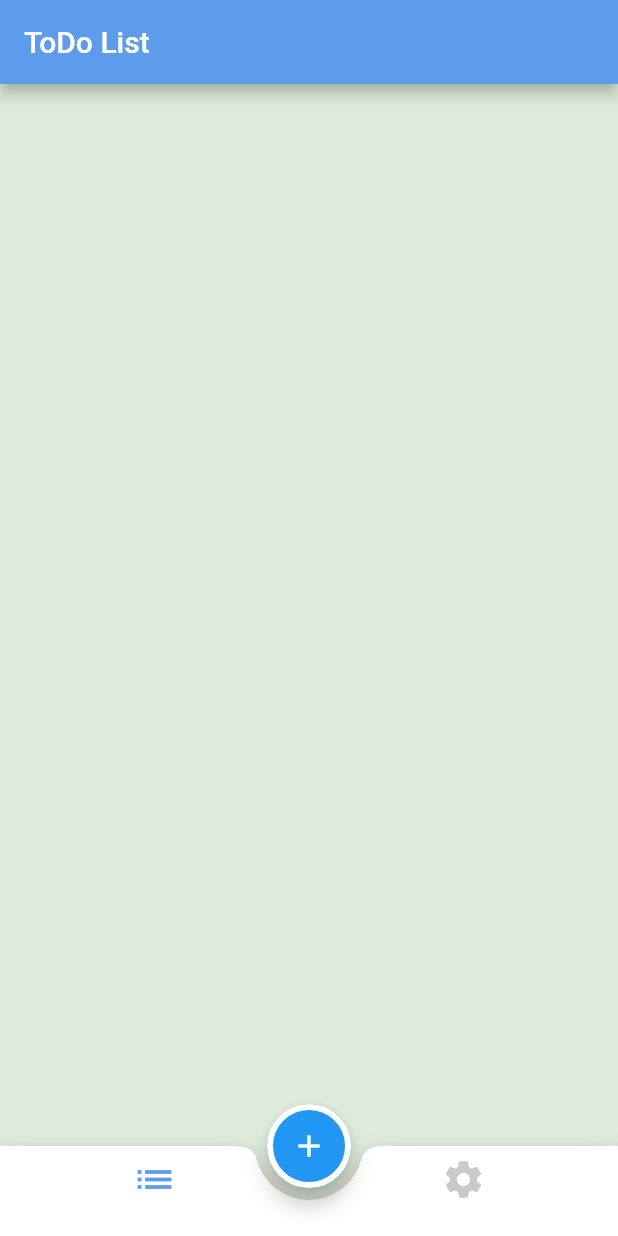
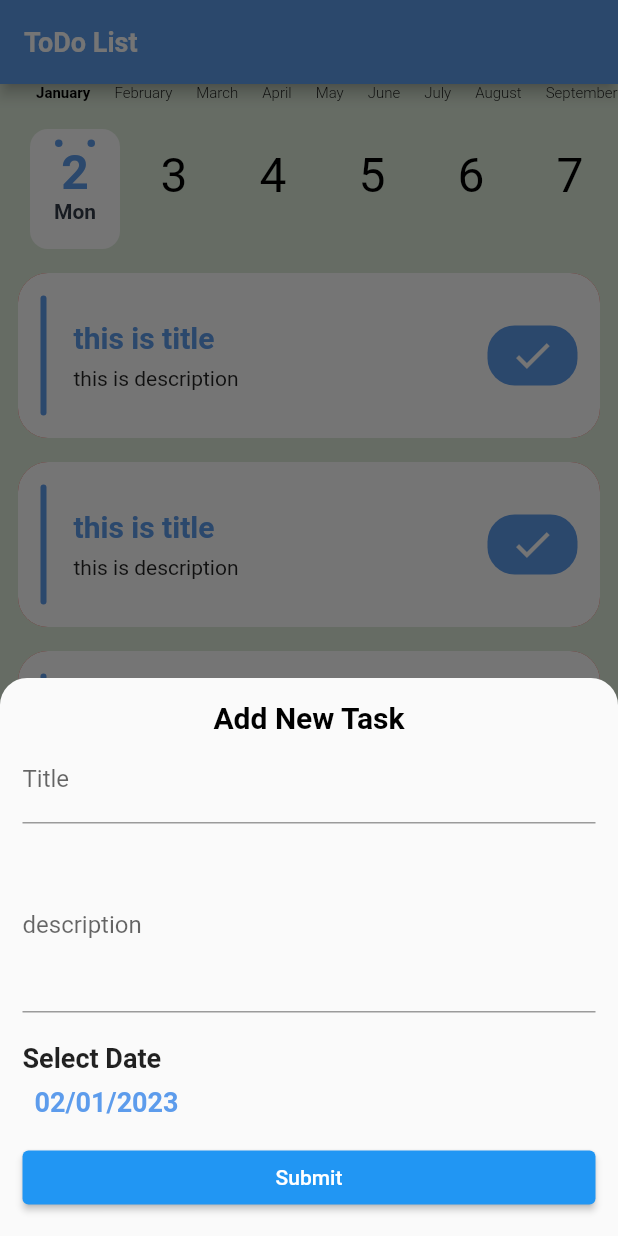
Before and after one commit to rosesosi/todo-app, a Flutter app: the screen it shows after launch, after a tap on the "add" icon, on a phone screen of 412 x 824 dp. Run offline on Flutter 3.47's test engine with Material 2 defaults, Android fonts, the phone set to English and light mode, and no system bars; drawn by our look-alikes of calendar_timeline, flutter_slidable; our stand-ins replace cloud_firestore, firebase_core; accounts and stored records are empty; generated files the repository leaves out were written again.

Commit message:
+create home page +add my theme +add task +intgrite with firebase +list item

```diff
--- /dev/null
+++ b/lib/database/my_database.dart
@@ -0,0 +1,23 @@
+import 'package:cloud_firestore/cloud_firestore.dart';
+import 'package:todo_app_flutter/database/task.dart';
+
+class MyDatabase {
+  static CollectionReference<Task> getTasksCollection() {
+    var tasksCollection = FirebaseFirestore.instance
+        .collection('tasks')
+        .withConverter<Task>(
+            fromFirestore: ((snapshot, options) =>
+                Task.fromFireStore(snapshot.data()!)),
+            toFirestore: (task, options) => task.toFireStore());
+
+    return tasksCollection;
+  }
+
+  static Future insertTask(Task task) {
+    var tasksCollection = getTasksCollection();
+    //handele task id
+    var doc = tasksCollection.doc();
+    task.id = doc.id;
+    return doc.set(task);
+  }
+}
--- /dev/null
+++ b/lib/database/task.dart
@@ -0,0 +1,36 @@
+class Task {
+  String id;
+  String title;
+  String description;
+  DateTime dateTime;
+  bool isDone;
+
+  Task(
+      {this.id = '',
+      required this.title,
+      required this.description,
+      required this.dateTime,
+      this.isDone = false});
+
+  Task.fromFireStore(Map<String, dynamic> data)
+      :
+        // id = data['id'];
+        // title = data['title'];
+        // lazm nfs el key fe method toFireStore
+        this(
+            id: data['id'],
+            title: data['title'],
+            description: data['description'],
+            dateTime: DateTime.fromMillisecondsSinceEpoch(data['dateTime']),
+            isDone: data['isDone']);
+
+  Map<String, dynamic> toFireStore() {
+    return {
+      'id': id,
+      'title': title,
+      'description': description,
+      'dateTime': dateTime.millisecondsSinceEpoch,
+      'isDone': isDone
+    };
+  }
+}
--- a/lib/main.dart
+++ b/lib/main.dart
@@ -1,8 +1,13 @@
+import 'package:firebase_core/firebase_core.dart';
 import 'package:flutter/material.dart';
 import 'package:todo_app_flutter/my_theme.dart';
 import 'package:todo_app_flutter/ui/home/home_screen.dart';
 
-void main() {
+import 'firebase_options.dart';
+
+void main() async {
+  await WidgetsFlutterBinding.ensureInitialized();
+  await Firebase.initializeApp(options: DefaultFirebaseOptions.currentPlatform);
   runApp(MyApp());
 }
 
--- a/lib/my_theme.dart
+++ b/lib/my_theme.dart
@@ -17,5 +17,17 @@ class MyTheme {
         unselectedIconTheme: IconThemeData(size: 30, color: colorGrey),
         backgroundColor: Colors.transparent,
         elevation: 0,
-      ));
+      ),
+      bottomSheetTheme: BottomSheetThemeData(
+          shape: RoundedRectangleBorder(
+              borderRadius: BorderRadius.only(
+                  topLeft: Radius.circular(18),
+                  topRight: Radius.circular(18)))),
+      textTheme: const TextTheme(
+          headline5: TextStyle(
+              fontSize: 20, fontWeight: FontWeight.bold, color: Colors.black),
+          headline6: TextStyle(
+            fontSize: 18,
+            fontWeight: FontWeight.bold,
+          )));
 }
--- a/lib/ui/home/home_screen.dart
+++ b/lib/ui/home/home_screen.dart
@@ -1,5 +1,6 @@
 import 'package:flutter/material.dart';
 import 'package:todo_app_flutter/ui/home/settings/settings_tab.dart';
+import 'package:todo_app_flutter/ui/home/taskList/add_task.dart';
 import 'package:todo_app_flutter/ui/home/taskList/task_list_tab.dart';
 
 class HomeScreen extends StatefulWidget {
@@ -22,7 +23,9 @@ class _HomeScreenState extends State<HomeScreen> {
       floatingActionButton: FloatingActionButton(
         shape: StadiumBorder(side: BorderSide(color: Colors.white, width: 4)),
         child: Icon(Icons.add),
-        onPressed: () {},
+        onPressed: () {
+          showAddTaskBottomSheet();
+        },
       ),
       bottomNavigationBar: BottomAppBar(
         shape: CircularNotchedRectangle(),
@@ -45,4 +48,12 @@ class _HomeScreenState extends State<HomeScreen> {
   }
 
   var tabs = [TaskListTab(), SettingsTab()];
+
+  void showAddTaskBottomSheet() {
+    showModalBottomSheet(
+        context: context,
+        builder: (buildContext) {
+          return AddTask();
+        });
+  }
 }
--- /dev/null
+++ b/lib/ui/home/taskList/add_task.dart
@@ -0,0 +1,156 @@
+import 'package:flutter/material.dart';
+import 'package:todo_app_flutter/database/my_database.dart';
+import 'package:todo_app_flutter/database/task.dart';
+import 'package:todo_app_flutter/utils/date_utils.dart';
+import 'package:todo_app_flutter/utils/dialog_utils.dart';
+
+class AddTask extends StatefulWidget {
+  @override
+  State<AddTask> createState() => _AddTaskState();
+}
+
+class _AddTaskState extends State<AddTask> {
+  var formKey = GlobalKey<FormState>(); // 3shan ast5dm el form bra build
+  var titleControler = TextEditingController();
+  var descriptionController = TextEditingController();
+
+  @override
+  Widget build(BuildContext context) {
+    return SingleChildScrollView(
+      child: Container(
+        padding: EdgeInsets.all(15),
+        child: Form(
+          key: formKey,
+          child: Column(
+            crossAxisAlignment: CrossAxisAlignment.stretch,
+            children: [
+              Text(
+                'Add New Task',
+                textAlign: TextAlign.center,
+                style: Theme.of(context).textTheme.headline5,
+              ),
+              TextFormField(
+                controller: titleControler,
+                validator: (input) {
+                  if (input == null || input.trim().isEmpty) {
+                    return 'Please enter a valid title';
+                  }
+                  return null;
+                },
+                decoration: InputDecoration(
+                  labelText: 'Title',
+                ),
+              ),
+              SizedBox(
+                height: 10,
+              ),
+              TextFormField(
+                controller: descriptionController,
+                validator: (input) {
+                  if (input == null || input.trim().isEmpty) {
+                    return 'Please enter a valid description';
+                  }
+                  return null;
+                },
+                minLines: 4,
+                maxLines: 4,
+                decoration: InputDecoration(
+                  labelText: 'description',
+                ),
+              ),
+              SizedBox(
+                height: 20,
+              ),
+              Text(
+                'Select Date',
+                style: Theme.of(context).textTheme.headline6,
+              ),
+              InkWell(
+                onTap: () {
+                  showTaskDatePicker();
+                },
+                child: Padding(
+                  padding: const EdgeInsets.all(8.0),
+                  child: Text(MyDateUtils.formatTaskDate(selectedDate),
+                      style: Theme.of(context)
+                          .textTheme
+                          .headline6
+                          ?.copyWith(color: Theme.of(context).primaryColor)),
+                ),
+              ),
+              SizedBox(
+                height: 8,
+              ),
+              ElevatedButton(
+                  onPressed: () {
+                    insertTask();
+                  },
+                  child: Text('Submit')),
+            ],
+          ),
+        ),
+      ),
+    );
+  }
+
+  var selectedDate = DateTime.now();
+
+  void showTaskDatePicker() async {
+    var userSelectedDate = await showDatePicker(
+        context: context,
+        initialDate: selectedDate,
+        firstDate: DateTime.now(),
+        lastDate: DateTime.now().add(Duration(days: 365)));
+    if (userSelectedDate == null) {
+      return;
+    }
+    selectedDate = userSelectedDate;
+    setState(() {});
+  }
+
+  void insertTask() async {
+    //validate form
+    if (formKey.currentState?.validate() == false) {
+      return;
+    }
+    // insert task
+    Task task = Task(
+        title: titleControler.text,
+        description: descriptionController.text,
+        dateTime: selectedDate);
+    DialogUtils.showProgressDialog(context, 'Loading...', isDismissible: false);
+    try {
+      await MyDatabase.insertTask(task);
+      DialogUtils.hideDialog(context);
+      DialogUtils.showMessage(context, 'Task inserted Successfuly',
+          posActionTitle: 'Ok', posAction: () {
+        Navigator.pop(context);
+      }, isDismissible: false);
+    } catch (e) {
+      DialogUtils.hideDialog(context);
+      DialogUtils.showMessage(context, 'Error inserted task',
+          posActionTitle: 'Try Again',
+          posAction: () {
+            insertTask();
+          },
+          negActionTitle: 'cancel',
+          negAction: () {
+            Navigator.pop(context);
+          },
+          isDismissible: true);
+    }
+    // de call back we msh sa7 a3ml call back kter gwa b3d
+    // await MyDatabase.insertTask(task).then((value){
+    //   DialogUtils.hideDialog(context);
+    //   DialogUtils.showMessage(context, 'Task inserted Successfuly' , posActionTitle:'Ok' , posAction: (){Navigator.pop(context);} , isDismissible: false);
+    //
+    // }).onError((error, stackTrace) {
+    //   DialogUtils.hideDialog(context);
+    //   DialogUtils.showMessage(context, 'Error inserted task' , posActionTitle:'Try Again' , posAction: (){insertTask();} ,negActionTitle: 'cancel',
+    //       negAction: (){Navigator.pop(context);},
+    //       isDismissible: true);
+    // }).timeout(Duration(seconds: 3),onTimeout: (){
+    //   DialogUtils.hideDialog(context);
+    // });
+  }
+}
--- /dev/null
+++ b/lib/ui/home/taskList/task_item.dart
@@ -0,0 +1,84 @@
+import 'package:flutter/material.dart';
+import 'package:flutter_slidable/flutter_slidable.dart';
+
+class TaskItem extends StatelessWidget {
+  @override
+  Widget build(BuildContext context) {
+    return Container(
+      margin: EdgeInsets.symmetric(vertical: 8, horizontal: 12),
+      decoration: BoxDecoration(
+        color: Colors.red,
+        borderRadius: BorderRadius.circular(20),
+      ),
+      child: Slidable(
+        startActionPane: ActionPane(
+          extentRatio: 0.3,
+          children: [
+            SlidableAction(
+              onPressed: (buildContext) {},
+              backgroundColor: Colors.red,
+              label: 'Delete',
+              icon: Icons.delete,
+              borderRadius: BorderRadius.only(
+                topLeft: Radius.circular(20),
+                bottomLeft: Radius.circular(20),
+              ),
+            )
+          ],
+          motion: DrawerMotion(),
+        ),
+        child: Container(
+          padding: EdgeInsets.all(15),
+          decoration: BoxDecoration(
+              borderRadius: BorderRadius.circular(20), color: Colors.white),
+          child: Row(
+            children: [
+              Container(
+                height: 80,
+                width: 4,
+                decoration: BoxDecoration(
+                    borderRadius: BorderRadius.circular(18),
+                    color: Theme.of(context).primaryColor),
+              ),
+              SizedBox(
+                width: 18,
+              ),
+              Expanded(
+                child: Column(
+                  crossAxisAlignment: CrossAxisAlignment.stretch,
+                  children: [
+                    Text(
+                      'this is title',
+                      style: Theme.of(context)
+                          .textTheme
+                          .headline5
+                          ?.copyWith(color: Theme.of(context).primaryColor),
+                    ),
+                    SizedBox(
+                      height: 8,
+                    ),
+                    Text('this is description')
+                  ],
+                ),
+              ),
+              SizedBox(
+                width: 10,
+              ),
+              Container(
+                padding: EdgeInsets.symmetric(vertical: 5, horizontal: 15),
+                decoration: BoxDecoration(
+                    borderRadius: BorderRadius.circular(18),
+                    color: Theme.of(context).primaryColor),
+                child: Icon(
+                  Icons.check,
+                  color: Colors.white,
+                  size: 30,
+                ),
+              )
+            ],
+          ),
+        ),
+      ),
+    );
+  }
+}
--- a/lib/ui/home/taskList/task_list_tab.dart
+++ b/lib/ui/home/taskList/task_list_tab.dart
@@ -1,8 +1,43 @@
+import 'package:calendar_timeline/calendar_timeline.dart';
 import 'package:flutter/material.dart';
+import 'package:todo_app_flutter/ui/home/taskList/task_item.dart';
 
 class TaskListTab extends StatelessWidget {
   @override
   Widget build(BuildContext context) {
-    return Container();
+    return Container(
+      child: Column(
+        children: [
+          CalendarTimeline(
+            shrink: true,
+            showYears: false,
+            initialDate: DateTime.now(),
+            firstDate: DateTime.now().subtract(Duration(days: 30)),
+            lastDate: DateTime.now().add(Duration(days: 365)),
+            onDateSelected: (date) => print(date),
+            leftMargin: 20,
+            monthColor: Colors.black,
+            dayColor: Colors.black,
+            dayNameColor: const Color(0xFF333A47),
+            activeDayColor: Theme.of(context).primaryColor,
+            activeBackgroundDayColor: Colors.white,
+            dotsColor: Theme.of(context).primaryColor,
+            selectableDayPredicate: (date) => date.day != 23,
+            locale: 'en',
+          ),
+          SizedBox(
+            height: 8,
+          ),
+          Expanded(
+            child: ListView.builder(
+              itemBuilder: (_, index) {
+                return TaskItem();
+              },
+              itemCount: 10,
+            ),
+          )
+        ],
+      ),
+    );
   }
 }
--- /dev/null
+++ b/lib/utils/date_utils.dart
@@ -0,0 +1,8 @@
+import 'package:intl/intl.dart';
+
+class MyDateUtils {
+  static String formatTaskDate(DateTime dateTime) {
+    DateFormat formatter = DateFormat('dd/MM/yyyy');
+    return formatter.format(dateTime);
+  }
+}
```
Also changed, not shown: lib/utils/dialog_utils.dart (added, +62 -0 lines), pubspec.yaml (+6 -1 lines), pubspec.lock, 1 other file.
